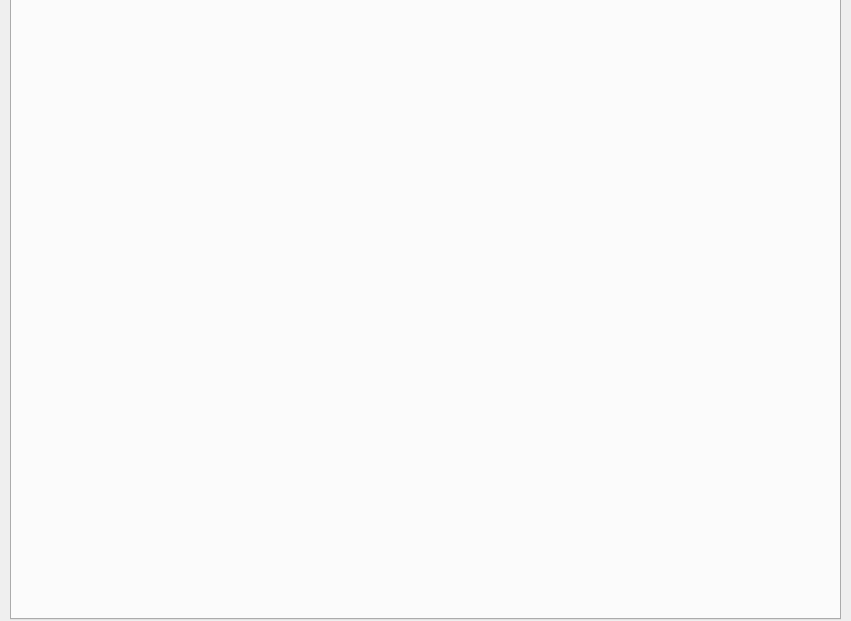
Qt form project/Harman_T500/currentform.ui (happyrabbit456/Qt5_dev) before a commit.
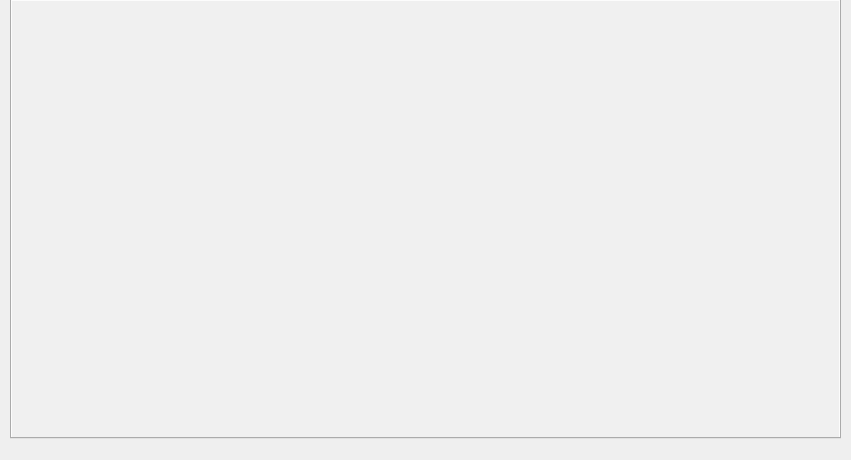
The same form after that commit.

```diff
--- a/project/Harman_T500/currentform.ui
+++ b/project/Harman_T500/currentform.ui
@@ -7,7 +7,7 @@
     <x>0</x>
     <y>0</y>
     <width>851</width>
-    <height>621</height>
+    <height>460</height>
    </rect>
   </property>
   <property name="windowTitle">
@@ -19,7 +19,7 @@
      <x>10</x>
      <y>-1</y>
      <width>831</width>
-     <height>621</height>
+     <height>440</height>
     </rect>
    </property>
    <property name="font">
@@ -29,6 +29,9 @@
      <bold>true</bold>
     </font>
    </property>
+   <property name="styleSheet">
+    <string notr="true">background-color: rgb(240, 240, 240);</string>
+   </property>
   </widget>
  </widget>
  <resources/>
```
